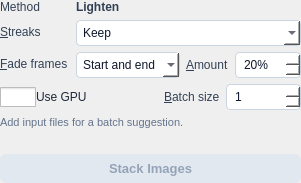
gkyle/startrails, file src/startrails/ui/step_stack_images.ui: the form before one commit.
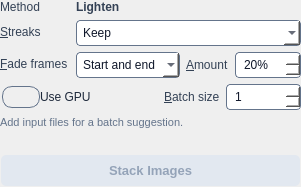
The form after the commit. Icons and pictures are not drawn.

Patch:
```diff
--- a/src/startrails/ui/step_stack_images.ui
+++ b/src/startrails/ui/step_stack_images.ui
@@ -9,7 +9,7 @@
 }
 QDoubleSpinBox, QSpinBox, QComboBox, QLineEdit {
     background-color: #ffffff;
-    border: 1px solid #cbd5e1;
+    border: 1px solid #64748b;
     border-radius: 4px;
     padding: 4px 6px;
     font-size: 12px;
@@ -22,6 +22,7 @@
     font-size: 12px;
     color: #1e293b;
     spacing: 6px;
+    border: 2px solid transparent;
 }
 QLabel#memory {
     font-size: 11px;
@@ -29,16 +30,16 @@
 }
 QLabel#error {
     font-size: 11px;
-    color: #ef4444;
+    color: #b91c1c;
 }
 QPushButton#run {
     font-weight: bold;
-    background-color: #0284c7;
+    background-color: #0369a1;
     color: #ffffff;
     padding: 7px 12px;
     border-radius: 6px;
     font-size: 13px;
-    border: none;
+    border: 2px solid transparent;
 }
 QPushButton#run:hover {
     background-color: #0369a1;
@@ -46,7 +47,11 @@
 QPushButton#run:disabled {
     background-color: #e2e8f0;
     color: #94a3b8;
-}</string>
+}
+QCheckBox:focus:enabled { border-color: #0f172a; }
+QPushButton#run:focus:enabled { border-color: #ffffff; }
+QDoubleSpinBox::up-arrow, QSpinBox::up-arrow { image: url(:/startrails/ui/arrow_up.svg); width: 10px; height: 6px; }
+QDoubleSpinBox::down-arrow, QSpinBox::down-arrow { image: url(:/startrails/ui/arrow_down.svg); width: 10px; height: 6px; }</string>
   </property>
   <layout class="QVBoxLayout" name="layout">
    <property name="spacing">
@@ -204,8 +209,10 @@
         <string>Use GPU</string>
        </property>
        <property name="styleSheet">
-        <string notr="true">QCheckBox#useGPU { spacing: 0px; }
-      QCheckBox#useGPU::indicator { width: 36px; height: 20px; }
+        <string notr="true">QCheckBox#useGPU { spacing: 0px;
+    border: 2px solid transparent;
+}
+      QCheckBox#useGPU::indicator { width: 36px; height: 20px;  border: 1px solid #64748b; border-radius: 10px; }
       QCheckBox#useGPU::indicator:unchecked { image: url(:/startrails/ui/switch_off.png); }
       QCheckBox#useGPU::indicator:checked { image: url(:/startrails/ui/switch_on.png); }</string>
        </property>
```
Left out of the diff: 8 changed lines with no effect on the pictures.
